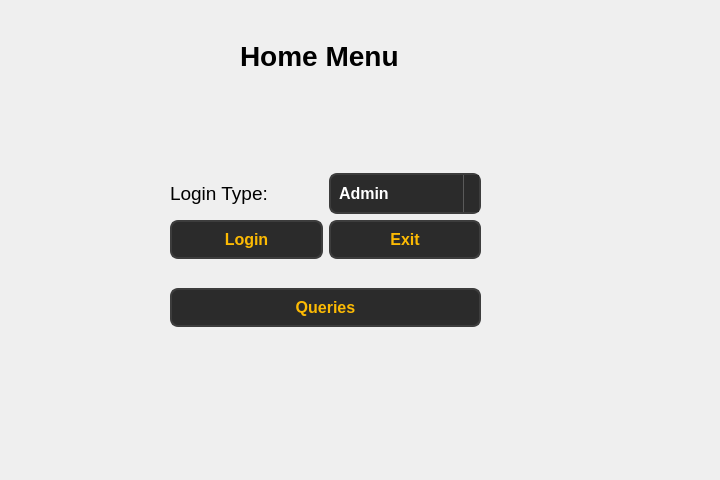
The window that ui/MainWindow_window.ui (Soham1117/elearningApp) describes before a commit, drawn with Qt 5.
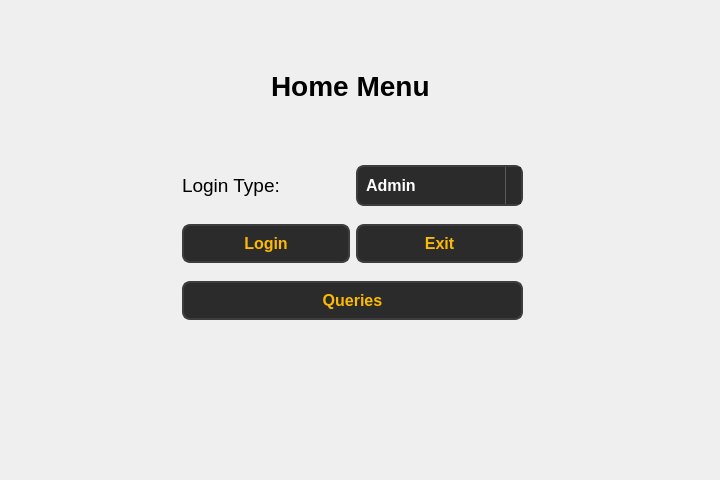
The same window after the commit.

The edit to the form file:
```diff
--- a/ui/MainWindow_window.ui
+++ b/ui/MainWindow_window.ui
@@ -16,8 +16,8 @@
   <widget class="QLabel" name="label">
    <property name="geometry">
     <rect>
-     <x>240</x>
-     <y>40</y>
+     <x>271</x>
+     <y>70</y>
      <width>161</width>
      <height>31</height>
     </rect>
@@ -35,17 +35,15 @@
   <widget class="QWidget" name="">
    <property name="geometry">
     <rect>
-     <x>170</x>
-     <y>150</y>
-     <width>311</width>
-     <height>201</height>
+     <x>182</x>
+     <y>153</y>
+     <width>341</width>
+     <height>181</height>
     </rect>
    </property>
-   <layout class="QVBoxLayout" name="verticalLayout_2">
-    <item>
      <layout class="QVBoxLayout" name="verticalLayout">
       <item>
-       <layout class="QHBoxLayout" name="horizontalLayout_2">
+     <layout class="QHBoxLayout" name="horizontalLayout">
         <item>
          <widget class="QLabel" name="label_2">
           <property name="font">
@@ -115,7 +113,7 @@
        </layout>
       </item>
       <item>
-       <layout class="QHBoxLayout" name="horizontalLayout">
+     <layout class="QHBoxLayout" name="horizontalLayout_2">
         <item>
          <widget class="QPushButton" name="pushButton_6">
           <property name="styleSheet">
@@ -175,8 +173,6 @@
            <string>Exit</string>
           </property>
          </widget>
-        </item>
-       </layout>
       </item>
      </layout>
     </item>
```
Lines whose indentation alone changed are shown as unchanged.
